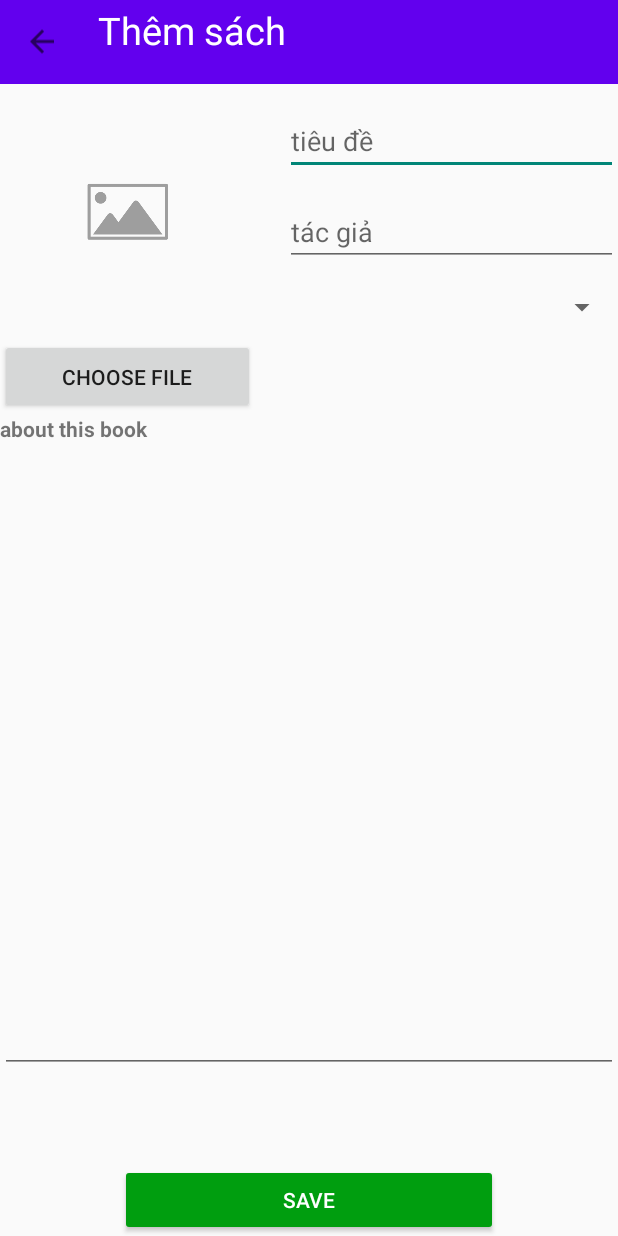
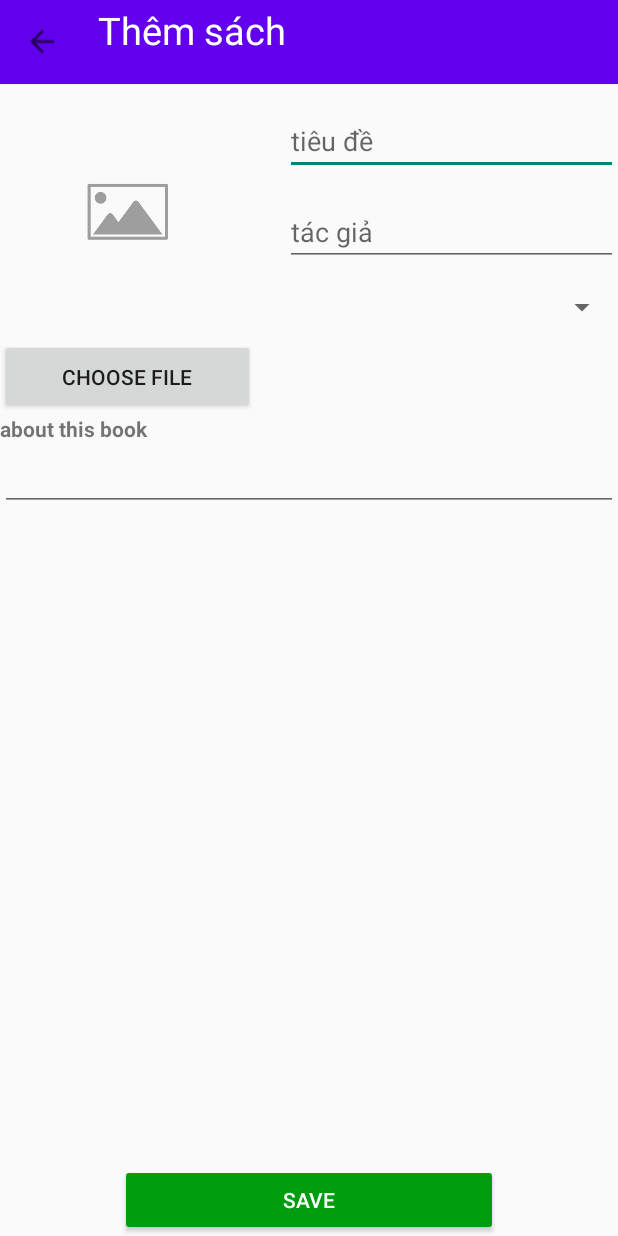
Before and after one commit to dangpham3040/Doannhom4_quanlysach, an Android app: the Add_book screen opened directly, with no data from a screen before it, on a phone screen of 412 x 824 dp. Run offline under Robolectric (Android 15) with nearby library versions, the phone set to English and light mode, and no system bars; our stand-ins replace Firebase (no records; nobody signed in at launch, a user with empty details on screens opened directly); Roboto replaces fonts that are not available here.

Commit message:
v 2.5(Fix csdl Sach)

```diff
--- a/app/src/main/res/layout/activity_add_book.xml
+++ b/app/src/main/res/layout/activity_add_book.xml
@@ -78,7 +78,7 @@
             android:gravity="top"
             android:id="@+id/book_describe"
             android:layout_width="match_parent"
-            android:layout_height="420dp"
+            android:layout_height="wrap_content"
             />
 
     </LinearLayout>
--- a/app/src/main/res/layout/activity_edit_book.xml
+++ b/app/src/main/res/layout/activity_edit_book.xml
@@ -78,7 +78,7 @@
         <EditText
             android:id="@+id/book_describe"
             android:layout_width="match_parent"
-            android:layout_height="420dp"
+            android:layout_height="wrap_content"
             android:gravity="top" />
 
 
```
Also changed, not shown: app/src/main/java/com/example/doannhom4_quanlythuvien/ui/Book_detail.java (+12 -6 lines).
